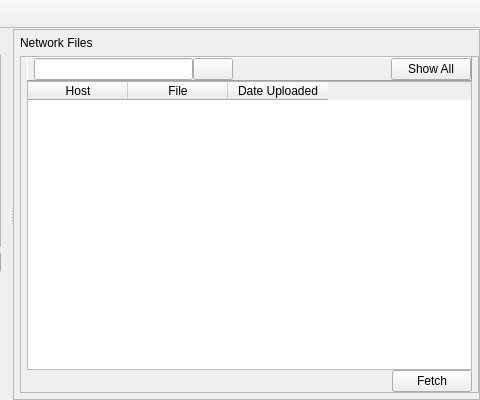
Above: UI/ui_mainwindow.ui from christinadan/py2py before the change; both pictures show x 290 to 770 and y 0 to 400 of the 770 by 400 pixel window. Below: the same form after it.
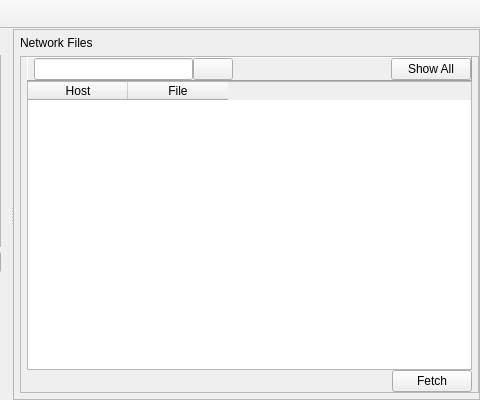
That is the form after the change. Icons and pictures are not drawn.

Commit message: Added UpdateFilesList, to be compared to Christina's~

```diff
--- a/UI/ui_mainwindow.ui
+++ b/UI/ui_mainwindow.ui
@@ -270,11 +270,6 @@
                <string>File</string>
               </property>
              </column>
-             <column>
-              <property name="text">
-               <string>Date Uploaded</string>
-              </property>
-             </column>
             </widget>
            </item>
            <item>
```
Left out of the diff: 2 changed lines with no effect on the pictures. The commit also changes 1 other file.
